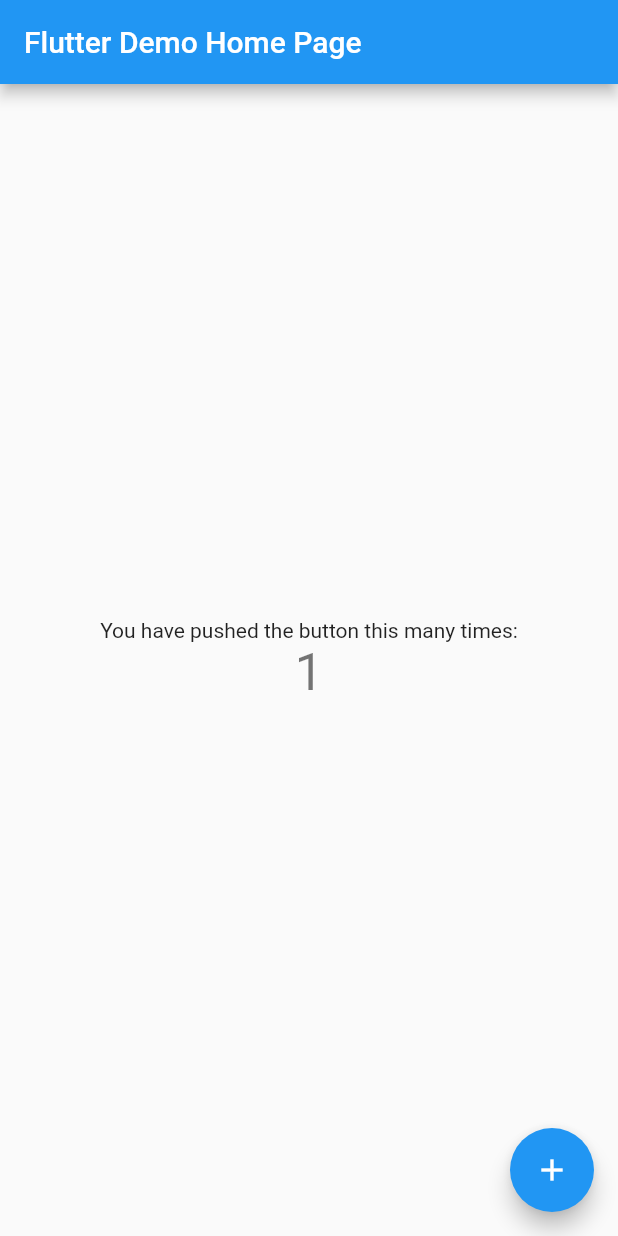
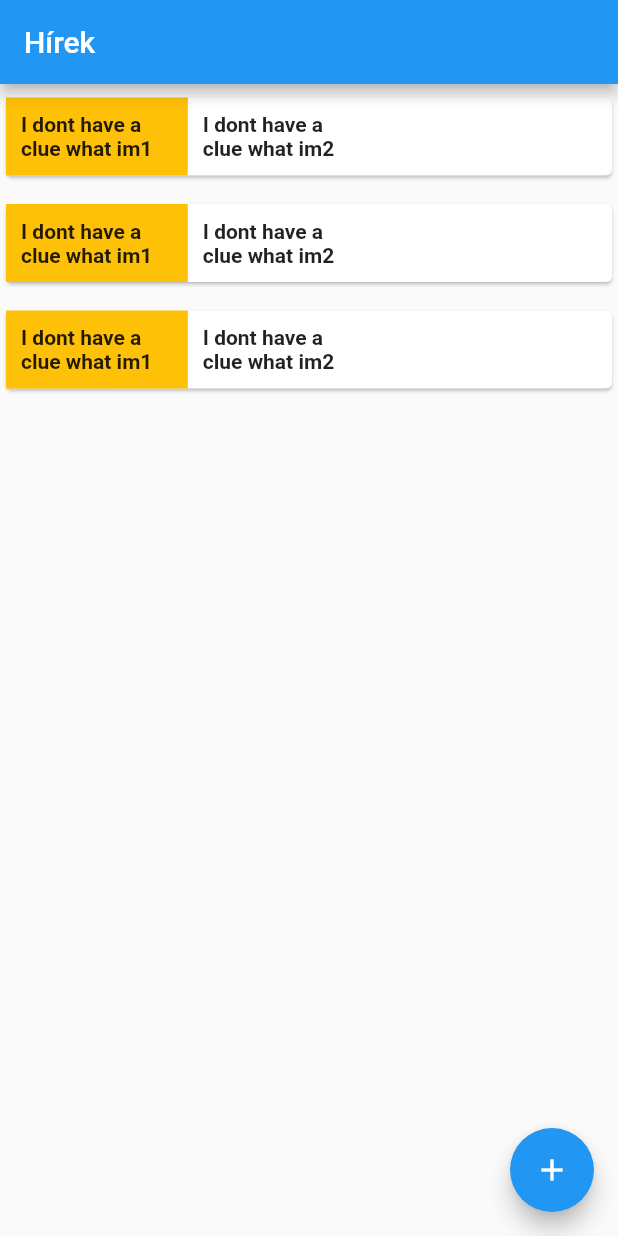
Before and after one commit to FutureCity-greenpeas/dugnad, a Flutter app: the screen it shows after launch, after a tap on the "add" icon, on a phone screen of 412 x 824 dp. Run offline on Flutter 3.47's test engine with Material 2 defaults, Android fonts, the phone set to English and light mode, and no system bars.

Commit message:
sanyi is gay, also  news board

```diff
--- a/dugnad/lib/main.dart
+++ b/dugnad/lib/main.dart
@@ -1,4 +1,5 @@
 import 'package:flutter/material.dart';
+import 'package:dugnad/news/news.dart';
 
 void main() {
   runApp(MyApp());
@@ -20,7 +21,7 @@
         // or simply save your changes to "hot reload" in a Flutter IDE).
         // Notice that the counter didn't reset back to zero; the application
         // is not restarted.
-        primarySwatch: Colors.blue,
+        primarySwatch: Colors.red,
       ),
       home: MyHomePage(title: 'Flutter Demo Home Page'),
     );
@@ -104,7 +105,12 @@
         ),
       ),
       floatingActionButton: FloatingActionButton(
-        onPressed: _incrementCounter,
+        onPressed: () {
+          Navigator.push(
+            context,
+            MaterialPageRoute(builder: (context) => News()),
+          );
+        },
         tooltip: 'Increment',
         child: Icon(Icons.add),
       ), // This trailing comma makes auto-formatting nicer for build methods.
--- /dev/null
+++ b/dugnad/lib/news/news.dart
@@ -0,0 +1,33 @@
+import 'package:flutter/material.dart';
+import 'package:dugnad/news/newsRow.dart';
+
+class News extends StatelessWidget {
+  const News({Key key}) : super(key: key);
+
+  @override
+  Widget build(BuildContext context) {
+    final title = 'Hírek';
+
+    return MaterialApp(
+      title: title,
+      home: Scaffold(
+        appBar: AppBar(
+          title: Text(title),
+        ),
+        body: Center(
+          child: Column(
+            children: [newsRow, newsRow, newsRow],
+            mainAxisAlignment: MainAxisAlignment.start,
+          ),
+        ),
+        floatingActionButton: FloatingActionButton(
+          onPressed: () {
+            Navigator.pop(context);
+          },
+          tooltip: 'Increment',
+          child: Icon(Icons.add),
+        ),
+      ),
+    );
+  }
+}
--- /dev/null
+++ b/dugnad/lib/news/newsRow.dart
@@ -0,0 +1,44 @@
+import 'package:flutter/material.dart';
+
+Widget newsRow = Container(
+  padding: const EdgeInsets.only(bottom: 5, top: 5),
+  child: Expanded(
+    child: Column(
+      crossAxisAlignment: CrossAxisAlignment.center,
+      children: [
+        Container(
+          padding: const EdgeInsets.only(bottom: 1),
+          child: Expanded(
+            child: Card(
+              child: Row(
+                children: [
+                  Expanded(
+                    flex: 3,
+                    child: Container(
+                      padding: EdgeInsets.all(10),
+                      color: Colors.amber,
+                      child: Text(
+                        'I dont have a \nclue what im1',
+                        style: TextStyle(fontWeight: FontWeight.bold),
+                      ),
+                    ),
+                  ),
+                  Expanded(
+                    flex: 7,
+                    child: Container(
+                      padding: EdgeInsets.all(10),
+                      child: Text(
+                        'I dont have a \nclue what im2',
+                        style: TextStyle(fontWeight: FontWeight.bold),
+                      ),
+                    ),
+                  ),
+                ],
+              ),
+            ),
+          ),
+        ),
+      ],
+    ),
+  ),
+);
```
Also changed, not shown: dugnad/lib/routes.dart (added, +43 -0 lines), dugnad/lib/news/newsGrid.dart (added).
